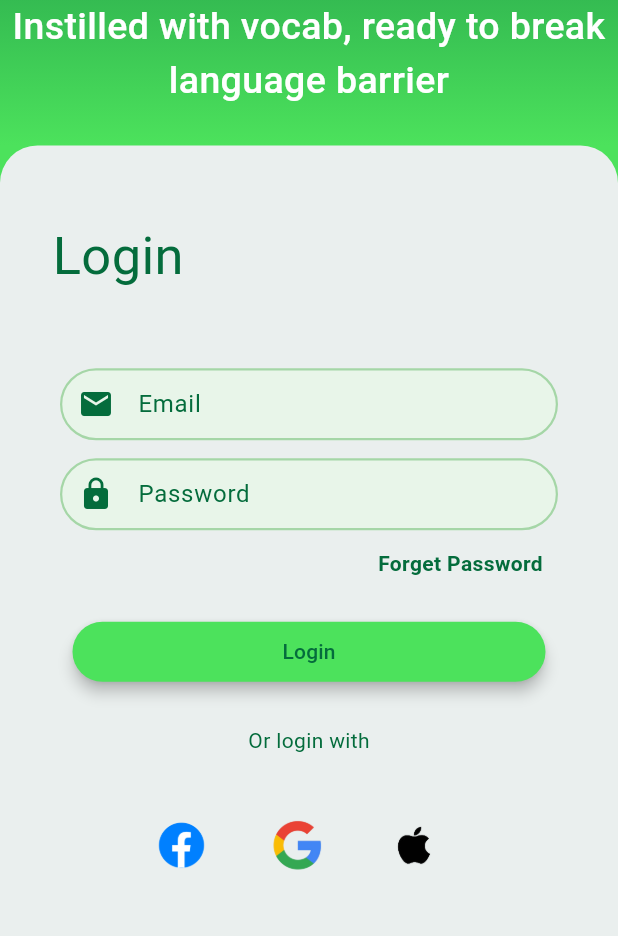
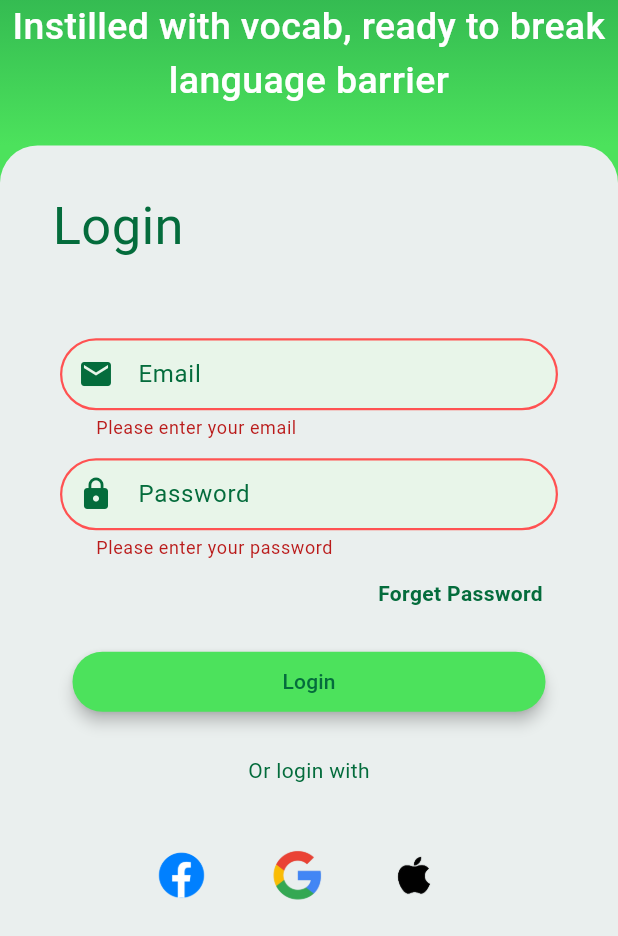
Before and after one commit to Hungyen0303/FlashCard, a Flutter app: the screen it shows after launch, after a tap on "Skip", after a tap on "Login", on a phone screen of 412 x 824 dp, the part 300-1236 px from its top. Run offline on Flutter 3.47's test engine with Material 3 defaults, Android fonts, the phone set to English and light mode, and no system bars; our stand-ins replace introduction_screen.

Commit message:
complete UI for login , register , forget password

```diff
--- a/lib/pages/LoginPage.dart
+++ b/lib/pages/LoginPage.dart
@@ -25,6 +25,15 @@ class Loginpage extends StatelessWidget {
         MaterialPageRoute(builder: (_) => Forgetpasswordpage())
     );
   }
+    void Login( GlobalKey<FormState> _formState ) {
+      if (_formState.currentState!.validate())
+      {
+
+      }
+      else {
+
+      }
+    }
 
   @override
   Widget build(BuildContext context) {
@@ -47,9 +56,9 @@ class Loginpage extends StatelessWidget {
       body: SingleChildScrollView(
         controller:  _scrollController,
           child: Column(
-        crossAxisAlignment: CrossAxisAlignment.center,
-        mainAxisAlignment: MainAxisAlignment.center,
-        children: [
+          crossAxisAlignment: CrossAxisAlignment.center,
+          mainAxisAlignment: MainAxisAlignment.center,
+          children: [
           Container(
             padding: EdgeInsets.only(bottom: 25.0),
             decoration: BoxDecoration(
@@ -84,9 +93,8 @@ class Loginpage extends StatelessWidget {
                   mainAxisAlignment: MainAxisAlignment.center,
                   crossAxisAlignment: CrossAxisAlignment.center,
                   children: [
-                    Padding(
-
-                      padding: const EdgeInsets.only(
+                    const Padding(
+                      padding:  EdgeInsets.only(
                           left: 35.0, right: 24.0, bottom: 25.0, top: 0),
                       child: Align(
                         alignment: Alignment.topLeft,
@@ -105,7 +113,6 @@ class Loginpage extends StatelessWidget {
                       padding: const EdgeInsets.only(
                           left: 40, right: 40.0, top: 25.0),
                       child: TextFormField(
-
                         onTap: () => _scrollToFocusedField(300),
                         textAlign: TextAlign.left,
                         style: TextStyle(fontWeight: FontWeight.bold),
@@ -145,6 +152,20 @@ class Loginpage extends StatelessWidget {
                               width: 2.0,
                             ),
                           ),
+                          errorBorder: OutlineInputBorder(
+                            borderRadius: BorderRadius.circular(25),
+                            borderSide: BorderSide(
+                              color: Colors.redAccent, // Màu viền khi lỗi
+                              width: 1.5,
+                            ),
+                          ),
+                          focusedErrorBorder: OutlineInputBorder(
+                            borderRadius: BorderRadius.circular(25),
+                            borderSide: BorderSide(
+                              color: Colors.redAccent, // Màu viền khi lỗi và được focus
+                              width: 2.0,
+                            ),
+                          ),
                           border: OutlineInputBorder(
                             gapPadding: 15,
                             borderRadius: BorderRadius.all(Radius.circular(25)),
@@ -170,6 +191,7 @@ class Loginpage extends StatelessWidget {
                         obscureText: true,
                         style: TextStyle(fontWeight: FontWeight.bold),
                         controller: _passwordController,
+
                         keyboardType: TextInputType.emailAddress,
                         decoration: InputDecoration(
                           labelStyle: TextStyle(
@@ -177,7 +199,7 @@ class Loginpage extends StatelessWidget {
                           contentPadding: EdgeInsets.symmetric(
                               vertical: 2.0, horizontal: 20.0),
                           labelText: 'Password',
-                          prefixIcon: Icon(
+                          prefixIcon: const Icon(
                             Icons.lock,
                             color: MAIN_COLOR,
                           ),
@@ -188,6 +210,21 @@ class Loginpage extends StatelessWidget {
                               width: 1.5,
                             ),
                           ),
+                          errorBorder: OutlineInputBorder(
+                            borderRadius: BorderRadius.circular(25),
+                            borderSide: BorderSide(
+                              color: Colors.redAccent, // Màu viền khi lỗi
+                              width: 1.5,
+                            ),
+                          ),
+                          focusedErrorBorder: OutlineInputBorder(
+                            borderRadius: BorderRadius.circular(25),
+                            borderSide: BorderSide(
+                              color: Colors.redAccent, // Màu viền khi lỗi và được focus
+                              width: 2.0,
+                            ),
+                          ),
+
                           focusedBorder: OutlineInputBorder(
                             borderRadius: BorderRadius.circular(25),
                             borderSide: BorderSide(
@@ -197,13 +234,16 @@ class Loginpage extends StatelessWidget {
                           ),
                           filled: true,
                           fillColor: Colors.green[50],
+
+
+
                         ),
                         validator: (value) {
                           if (value == null || value.isEmpty) {
-                            return 'Please enter your email';
+                            return 'Please enter your password';
                           } else if (!RegExp(r'^[^@]+@[^@]+\.[^@]+')
                               .hasMatch(value)) {
-                            return 'Please enter a valid email';
+                            return 'Please enter a valid password';
                           }
                           return null;
                         },
@@ -230,14 +270,16 @@ class Loginpage extends StatelessWidget {
                                 vertical: 0.0, horizontal: 140.0),
                             backgroundColor: MAIN_TEXT_COLOR,
                             foregroundColor: Colors.white,
-                            animationDuration: Duration(seconds: 5),
+                            animationDuration: Duration(seconds: 2),
                             elevation: 4.0),
-                        onPressed: () {},
+                        onPressed: () {
+                          Login(_formKey) ;
+                        },
                         child: Text(
                           "Login",
                           style: TextStyle(color: MAIN_COLOR),
                         )),
-                    SizedBox(
+                    const SizedBox(
                       height: 25,
                     ),
                     Text(
@@ -246,7 +288,7 @@ class Loginpage extends StatelessWidget {
                         color: MAIN_COLOR,
                       ),
                     ),
-                    SizedBox(
+                    const SizedBox(
                       height: 20,
                     ),
                     Row(
@@ -266,7 +308,9 @@ class Loginpage extends StatelessWidget {
                           width: 35,
                         ),
                         GestureDetector(
+
                           child: SizedBox(
+
                             height: 35,
                             width: 35,
                             child: Image.asset(
@@ -290,7 +334,7 @@ class Loginpage extends StatelessWidget {
                         ),
                       ],
                     ),
-                    SizedBox(
+                    const SizedBox(
                       height: 25,
                     ),
                     Row(
```
